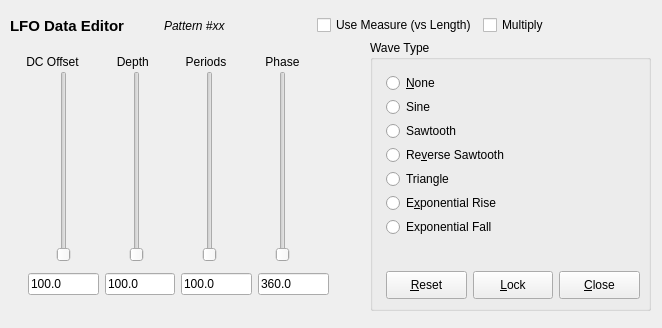
Qt form seq_qt5/forms/qlfoframe.ui (ahlstromcj/seq66) before a commit.
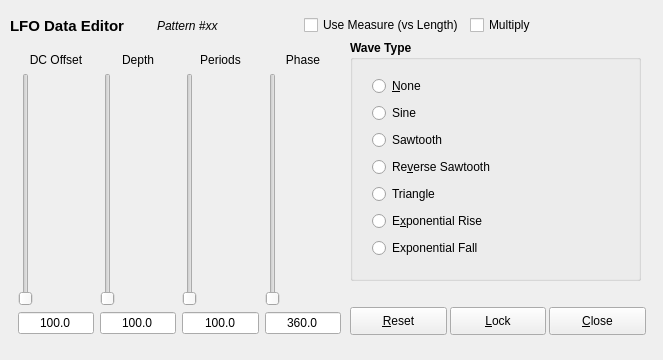
The same form after that commit.

The edit to the form file:
```diff
--- a/seq_qt5/forms/qlfoframe.ui
+++ b/seq_qt5/forms/qlfoframe.ui
@@ -6,8 +6,8 @@
    <rect>
     <x>0</x>
     <y>0</y>
-    <width>662</width>
-    <height>328</height>
+    <width>663</width>
+    <height>360</height>
    </rect>
   </property>
   <property name="sizePolicy">
@@ -24,7 +24,7 @@
     <rect>
      <x>10</x>
      <y>10</y>
-     <width>621</width>
+     <width>601</width>
      <height>31</height>
     </rect>
    </property>
@@ -56,6 +56,10 @@
     </item>
     <item>
      <widget class="QCheckBox" name="m_measures_check_box">
+      <property name="toolTip">
+       <string>Use the measure length, rather than pattern length,
+as the length of the LFO period.</string>
+      </property>
       <property name="text">
        <string>Use Measure (vs Length)</string>
       </property>
@@ -63,6 +67,11 @@
     </item>
     <item>
      <widget class="QCheckBox" name="m_multiply_check_box">
+      <property name="toolTip">
+       <string>If checked, multiply existing event values by the
+waveform, rather than forcing the events to
+match the waveform.</string>
+      </property>
       <property name="text">
        <string>Multiply</string>
       </property>
@@ -73,30 +82,43 @@
   <widget class="QGroupBox" name="m_wave_type_group">
    <property name="geometry">
     <rect>
-     <x>370</x>
+     <x>350</x>
      <y>40</y>
-     <width>281</width>
-     <height>271</height>
+     <width>291</width>
+     <height>241</height>
     </rect>
    </property>
+   <property name="font">
+    <font>
+     <bold>true</bold>
+    </font>
+   </property>
    <property name="title">
     <string>Wave Type</string>
    </property>
    <widget class="QWidget" name="radioButtonLayoutWidget">
     <property name="geometry">
      <rect>
-      <x>16</x>
+      <x>10</x>
       <y>30</y>
       <width>251</width>
-      <height>176</height>
+      <height>201</height>
      </rect>
     </property>
     <layout class="QVBoxLayout" name="m_wave_layout">
      <property name="spacing">
       <number>1</number>
      </property>
+     <property name="leftMargin">
+      <number>12</number>
+     </property>
      <item>
       <widget class="QRadioButton" name="m_radio_wave_none">
+       <property name="font">
+        <font>
+         <bold>false</bold>
+        </font>
+       </property>
        <property name="text">
         <string>&amp;None</string>
        </property>
@@ -104,6 +126,11 @@
      </item>
      <item>
       <widget class="QRadioButton" name="m_radio_wave_sine">
+       <property name="font">
+        <font>
+         <bold>false</bold>
+        </font>
+       </property>
        <property name="text">
         <string>Sine</string>
        </property>
@@ -111,6 +138,11 @@
      </item>
      <item>
       <widget class="QRadioButton" name="m_radio_wave_saw">
+       <property name="font">
+        <font>
+         <bold>false</bold>
+        </font>
+       </property>
        <property name="text">
         <string>Sawtooth</string>
        </property>
@@ -118,6 +150,11 @@
      </item>
      <item>
       <widget class="QRadioButton" name="m_radio_wave_revsaw">
+       <property name="font">
+        <font>
+         <bold>false</bold>
+        </font>
+       </property>
        <property name="text">
         <string>Re&amp;verse Sawtooth</string>
        </property>
@@ -125,6 +162,11 @@
      </item>
      <item>
       <widget class="QRadioButton" name="m_radio_wave_triangle">
+       <property name="font">
+        <font>
+         <bold>false</bold>
+        </font>
+       </property>
        <property name="text">
         <string>Triangle</string>
        </property>
@@ -135,6 +177,11 @@
        <property name="enabled">
         <bool>true</bool>
        </property>
+       <property name="font">
+        <font>
+         <bold>false</bold>
+        </font>
+       </property>
        <property name="text">
         <string>E&amp;xponential Rise</string>
        </property>
@@ -145,6 +192,11 @@
        <property name="enabled">
         <bool>true</bool>
        </property>
+       <property name="font">
+        <font>
+         <bold>false</bold>
+        </font>
+       </property>
        <property name="text">
         <string>Exponential Fall</string>
        </property>
@@ -152,16 +204,20 @@
      </item>
     </layout>
    </widget>
+  </widget>
    <widget class="QWidget" name="layoutWidget">
     <property name="geometry">
      <rect>
-      <x>16</x>
-      <y>230</y>
-      <width>254</width>
-      <height>31</height>
+     <x>350</x>
+     <y>304</y>
+     <width>296</width>
+     <height>34</height>
      </rect>
     </property>
     <layout class="QHBoxLayout" name="horizontalLayout_5">
+    <property name="spacing">
+     <number>3</number>
+    </property>
      <item>
       <widget class="QPushButton" name="m_button_reset">
        <property name="minimumSize">
@@ -216,18 +272,22 @@
      </item>
     </layout>
    </widget>
-  </widget>
-  <widget class="QWidget" name="layoutWidgetLfo">
+  <widget class="QWidget" name="layoutWidget">
    <property name="geometry">
     <rect>
-     <x>17</x>
-     <y>52</y>
-     <width>301</width>
-     <height>20</height>
+     <x>18</x>
+     <y>53</y>
+     <width>323</width>
+     <height>281</height>
     </rect>
    </property>
    <layout class="QHBoxLayout" name="horizontalLayout_2">
     <item>
+     <layout class="QVBoxLayout" name="v_value_layout" stretch="0,0,0">
+      <property name="spacing">
+       <number>6</number>
+      </property>
+      <item>
      <widget class="QLabel" name="m_value_label">
       <property name="text">
        <string>DC Offset</string>
@@ -238,126 +298,218 @@
      </widget>
     </item>
     <item>
-     <widget class="QLabel" name="m_range_label">
-      <property name="text">
-       <string>  Depth</string>
-      </property>
-      <property name="alignment">
-       <set>Qt::AlignCenter</set>
-      </property>
-     </widget>
-    </item>
-    <item>
-     <widget class="QLabel" name="m_speed_label">
-      <property name="text">
-       <string>Periods</string>
-      </property>
-      <property name="alignment">
-       <set>Qt::AlignCenter</set>
-      </property>
-     </widget>
-    </item>
-    <item>
-     <widget class="QLabel" name="m_phase_label">
-      <property name="text">
-       <string>Phase</string>
-      </property>
-      <property name="alignment">
-       <set>Qt::AlignCenter</set>
-      </property>
-     </widget>
-    </item>
-   </layout>
-  </widget>
-  <widget class="QWidget" name="sliderLayoutWidget">
-   <property name="geometry">
-    <rect>
-     <x>4</x>
-     <y>71</y>
-     <width>341</width>
-     <height>191</height>
-    </rect>
-   </property>
-   <layout class="QHBoxLayout" name="horizontalLayout_3">
-    <item>
      <widget class="QSlider" name="m_value_slider">
+        <property name="minimumSize">
+         <size>
+          <width>0</width>
+          <height>0</height>
+         </size>
+        </property>
+        <property name="maximumSize">
+         <size>
+          <width>16</width>
+          <height>16777215</height>
+         </size>
+        </property>
       <property name="toolTip">
        <string>DC offset to add to modulating waveform.</string>
       </property>
       <property name="orientation">
        <enum>Qt::Vertical</enum>
       </property>
+        <property name="tickPosition">
+         <enum>QSlider::NoTicks</enum>
+        </property>
+       </widget>
+      </item>
+      <item>
+       <widget class="QLineEdit" name="m_value_text">
+        <property name="minimumSize">
+         <size>
+          <width>72</width>
+          <height>0</height>
+         </size>
+        </property>
+        <property name="text">
+         <string>100.0</string>
+        </property>
+        <property name="alignment">
+         <set>Qt::AlignCenter</set>
+        </property>
+       </widget>
+      </item>
+     </layout>
+    </item>
+    <item>
+     <layout class="QVBoxLayout" name="v_range_layout">
+      <item>
+       <widget class="QLabel" name="m_range_label">
+        <property name="text">
+         <string>Depth</string>
+        </property>
+        <property name="alignment">
+         <set>Qt::AlignCenter</set>
+        </property>
      </widget>
     </item>
     <item>
      <widget class="QSlider" name="m_range_slider">
+        <property name="minimumSize">
+         <size>
+          <width>0</width>
+          <height>0</height>
+         </size>
+        </property>
+        <property name="maximumSize">
+         <size>
+          <width>16</width>
+          <height>16777215</height>
+         </size>
+        </property>
       <property name="toolTip">
        <string>Depth of modulation.</string>
       </property>
       <property name="orientation">
        <enum>Qt::Vertical</enum>
       </property>
+        <property name="tickPosition">
+         <enum>QSlider::NoTicks</enum>
+        </property>
+       </widget>
+      </item>
+      <item>
+       <widget class="QLineEdit" name="m_range_text">
+        <property name="minimumSize">
+         <size>
+          <width>72</width>
+          <height>0</height>
+         </size>
+        </property>
+        <property name="text">
+         <string>100.0</string>
+        </property>
+        <property name="alignment">
+         <set>Qt::AlignCenter</set>
+        </property>
+       </widget>
+      </item>
+     </layout>
+    </item>
+    <item>
+     <layout class="QVBoxLayout" name="v_speed_layout">
+      <item>
+       <widget class="QLabel" name="m_speed_label">
+        <property name="text">
+         <string>Periods</string>
+        </property>
+        <property name="alignment">
+         <set>Qt::AlignCenter</set>
+        </property>
      </widget>
     </item>
     <item>
      <widget class="QSlider" name="m_speed_slider">
+        <property name="minimumSize">
+         <size>
+          <width>0</width>
+          <height>0</height>
+         </size>
+        </property>
+        <property name="maximumSize">
+         <size>
+          <width>16</width>
+          <height>16777215</height>
+         </size>
+        </property>
       <property name="toolTip">
        <string>Number of periods per pattern. Subject to anti-aliasing.</string>
       </property>
       <property name="orientation">
        <enum>Qt::Vertical</enum>
       </property>
+        <property name="tickPosition">
+         <enum>QSlider::NoTicks</enum>
+        </property>
+       </widget>
+      </item>
+      <item>
+       <widget class="QLineEdit" name="m_speed_text">
+        <property name="minimumSize">
+         <size>
+          <width>72</width>
+          <height>0</height>
+         </size>
+        </property>
+        <property name="text">
+         <string>100.0</string>
+        </property>
+        <property name="alignment">
+         <set>Qt::AlignCenter</set>
+        </property>
+       </widget>
+      </item>
+     </layout>
+    </item>
+    <item>
+     <layout class="QVBoxLayout" name="v_phase_layout">
+      <item>
+       <widget class="QLabel" name="m_phase_label">
+        <property name="text">
+         <string>Phase</string>
+        </property>
+        <property name="alignment">
+         <set>Qt::AlignCenter</set>
+        </property>
      </widget>
     </item>
     <item>
      <widget class="QSlider" name="m_phase_slider">
+        <property name="minimumSize">
+         <size>
+          <width>0</width>
+          <height>0</height>
+         </size>
+        </property>
+        <property name="maximumSize">
+         <size>
+          <width>16</width>
+          <height>16777215</height>
+         </size>
+        </property>
       <property name="toolTip">
        <string>Phase of the LFO, 0 to 1 is 0 to 360 degrees.</string>
       </property>
       <property name="orientation">
        <enum>Qt::Vertical</enum>
       </property>
-     </widget>
-    </item>
-   </layout>
-  </widget>
-  <widget class="QWidget" name="valueLayoutWidget">
-   <property name="geometry">
-    <rect>
-     <x>28</x>
-     <y>270</y>
-     <width>301</width>
-     <height>29</height>
-    </rect>
-   </property>
-   <layout class="QHBoxLayout" name="horizontalLayout_4">
-    <item>
-     <widget class="QLineEdit" name="m_value_text">
-      <property name="text">
-       <string>100.0</string>
-      </property>
-     </widget>
-    </item>
-    <item>
-     <widget class="QLineEdit" name="m_range_text">
-      <property name="text">
-       <string>100.0</string>
-      </property>
-     </widget>
-    </item>
-    <item>
-     <widget class="QLineEdit" name="m_speed_text">
-      <property name="text">
-       <string>100.0</string>
+        <property name="invertedAppearance">
+         <bool>false</bool>
+        </property>
+        <property name="invertedControls">
+         <bool>false</bool>
+        </property>
+        <property name="tickPosition">
+         <enum>QSlider::NoTicks</enum>
       </property>
      </widget>
     </item>
     <item>
      <widget class="QLineEdit" name="m_phase_text">
+        <property name="minimumSize">
+         <size>
+          <width>72</width>
+          <height>0</height>
+         </size>
+        </property>
       <property name="text">
        <string>360.0</string>
       </property>
-     </widget>
+        <property name="alignment">
+         <set>Qt::AlignCenter</set>
+        </property>
+       </widget>
+      </item>
+     </layout>
     </item>
    </layout>
   </widget>
```
Left out of the diff: 2 changed lines with no effect on the pictures. Lines whose indentation alone changed are shown as unchanged.
